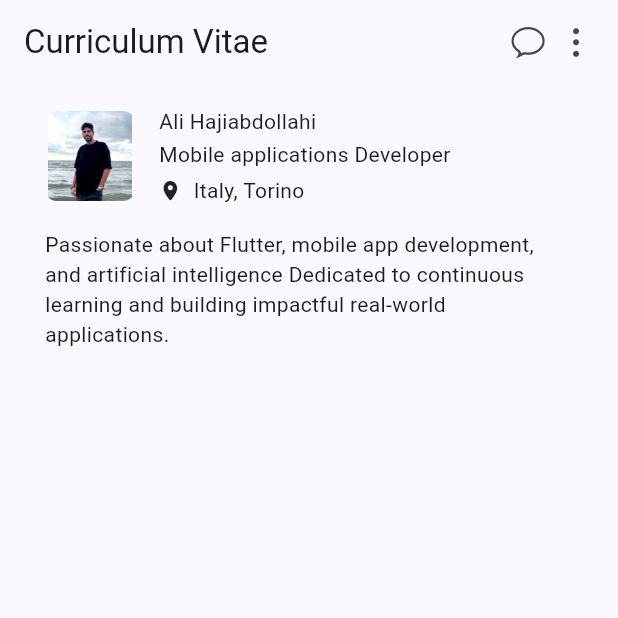
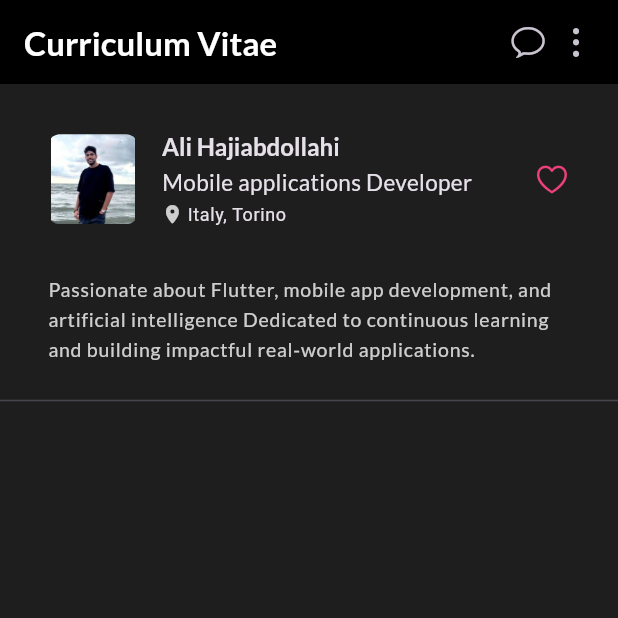
Before and after one commit to Ali-HajiAbdollahi/flutter_profile_app, a Flutter app: the screen it shows after launch, on a phone screen of 412 x 824 dp, the top half of it. Run offline on Flutter 3.47's test engine with Material 3 defaults, Android fonts, the phone set to English and light mode, and no system bars; our stand-ins replace google_fonts.

Commit message:
Update app theme and styling
- Added dark theme with custom colors and GoogleFonts integration
- Configured AppBar with custom titleTextStyle using Lato font
- Enhanced TextTheme with custom font sizes and weights
- Improved overall app appearance and typography
- Added proper styling for profile CV layout

```diff
--- a/lib/main.dart
+++ b/lib/main.dart
@@ -1,5 +1,6 @@
 import 'package:flutter/cupertino.dart';
 import 'package:flutter/material.dart';
+import 'package:google_fonts/google_fonts.dart';
 
 void main() {
   runApp(const MyApp());
@@ -29,7 +30,25 @@ class MyApp extends StatelessWidget {
         //
         // This works for code too, not just values: Most code changes can be
         // tested with just a hot reload.
-        colorScheme: ColorScheme.fromSeed(seedColor: const Color.fromARGB(255, 9, 25, 172)),
+        primarySwatch: Colors.blue,
+        primaryColor: Colors.pink.shade400,
+        brightness: Brightness.dark,
+        scaffoldBackgroundColor: Color.fromARGB(255, 30, 30, 30),
+        appBarTheme: AppBarTheme(
+          color: Colors.black,
+          titleTextStyle: GoogleFonts.lato(
+            fontWeight: FontWeight.bold,
+            fontSize: 22,
+            color: Colors.white,
+          ),
+        ),
+        textTheme: GoogleFonts.latoTextTheme(
+          TextTheme(
+            bodyMedium: TextStyle(fontSize: 15),
+            bodyLarge: TextStyle(fontSize: 13 , color: Color.fromARGB(200, 255, 255, 255)),
+            titleLarge: TextStyle(fontSize: 16 , fontWeight: FontWeight.bold),
+          ),
+        ),
       ),
       home: MyHomePage(),
     );
@@ -49,47 +68,60 @@ class MyHomePage extends StatelessWidget {
           Padding(
             padding: const EdgeInsets.fromLTRB(8, 0, 16, 0),
             child: Icon(CupertinoIcons.ellipsis_vertical),
-          )
+          ),
         ],
       ),
 
-      body: Padding(
-        padding: const EdgeInsets.fromLTRB(30, 15, 30, 15),
-        child: Column(
+      body: Column(
         children: [
-            Row(
+          Padding(
+            padding: const EdgeInsets.fromLTRB(32, 32, 32, 16),
+            child: Row(
               children: [
                 ClipRRect(
                   borderRadius: BorderRadius.circular(8),
-                  child: Image.asset('assets/images/profile_image.png', width: 60, height: 60,)),
-                Padding(
-                  padding: const EdgeInsets.fromLTRB(16, 0, 15, 0),
+                  child: Image.asset(
+                    'assets/images/profile_image.png',
+                    width: 60,
+                    height: 60,
+                  ),
+                ),
+                Expanded(
+                  child: Padding(
+                    padding: const EdgeInsets.fromLTRB(16, 0, 0, 0),
                     child: Column(
                       crossAxisAlignment: CrossAxisAlignment.start,
                       children: [
-                      Text('Ali Hajiabdollahi',),
-                      SizedBox(height: 2,),
+                        Text('Ali Hajiabdollahi', style: Theme.of(context).textTheme.titleLarge,),
+                        SizedBox(height: 2),
                         Text('Mobile applications Developer'),
-                      SizedBox(height: 4,),
+                        SizedBox(height: 4),
                         Row(
                           children: [
-                          Icon(CupertinoIcons.location_solid, size: 15,),
-                          SizedBox(width : 8,),
-                          Text("Italy, Torino")
+                            Icon(CupertinoIcons.location_solid, size: 14 , color: Theme.of(context).textTheme.bodyLarge!.color,),
+                            SizedBox(width: 3),
+                            Text("Italy, Torino", style: Theme.of(context).textTheme.bodySmall),
                           ],
-                      )
+                        ),
                       ],
                     ),
                   ),
+                ),
+                Icon(CupertinoIcons.heart, color: Theme.of(context).primaryColor,),
               ],
             ),
-            SizedBox(height: 16,),
-            Text("Passionate about Flutter, mobile app development, and artificial intelligence Dedicated to continuous learning and building impactful real-world applications."),
-
+          ),
+          SizedBox(height: 16),
+          Padding(
+            padding: const EdgeInsets.fromLTRB(32, 0, 32, 16),
+            child: Text(
+              "Passionate about Flutter, mobile app development, and artificial intelligence Dedicated to continuous learning and building impactful real-world applications.",
+              style: Theme.of(context).textTheme.bodyLarge,
+            ),
+          ),
+          Divider(),
         ],
       ),
-      ));
-
+    );
   }
-
 }
--- a/pubspec.yaml
+++ b/pubspec.yaml
@@ -34,6 +34,7 @@ dependencies:
   # The following adds the Cupertino Icons font to your application.
   # Use with the CupertinoIcons class for iOS style icons.
   cupertino_icons: ^1.0.8
+  google_fonts: ^6.3.2
 
 dev_dependencies:
   flutter_test:
```
Also changed, not shown: pubspec.lock, 1 other file. Lines whose indentation alone changed are shown as unchanged.
